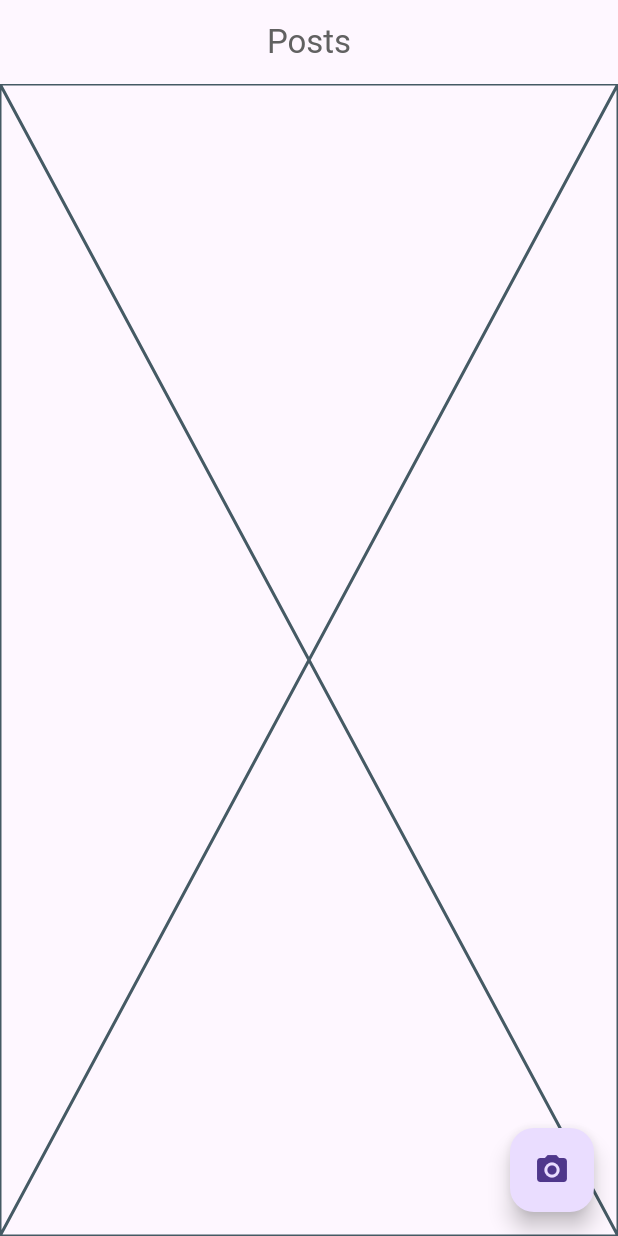
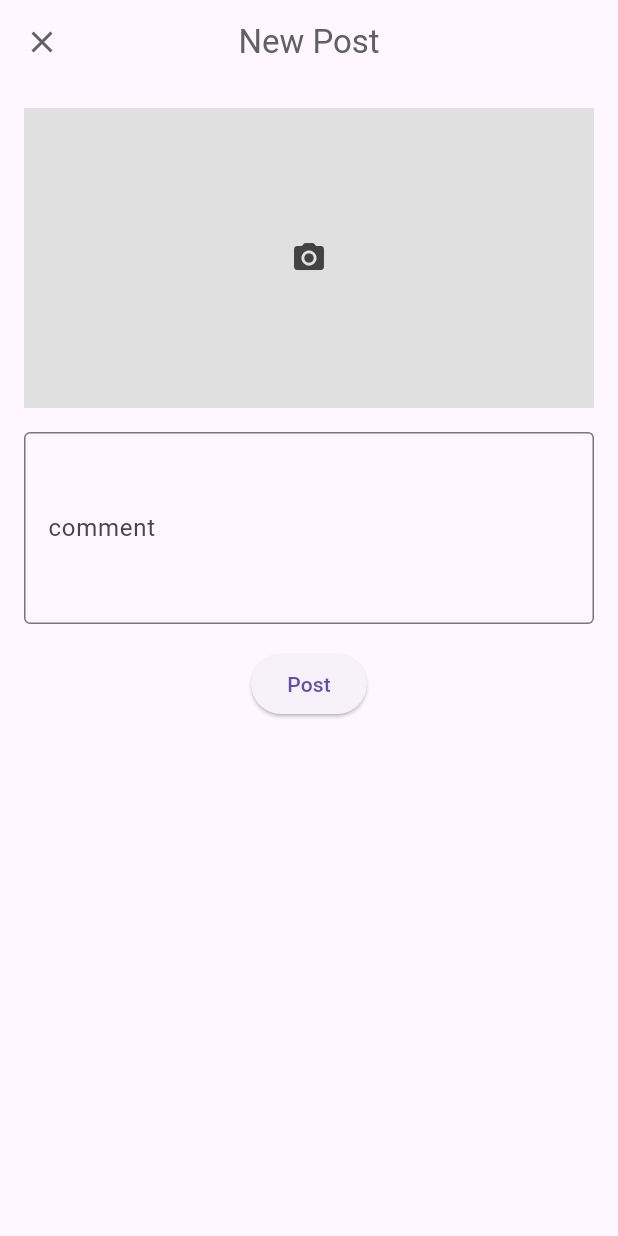
Before and after one commit to nozomi-koborinai/flutter-layered-architecture, a Flutter app: the PostViewPage screen opened directly, after a tap on the "photo camera" icon, on a phone screen of 412 x 824 dp. Run offline on Flutter 3.47's test engine with Material 2 defaults, Android fonts, the phone set to English and light mode, and no system bars; our stand-ins replace flutter_riverpod, freezed_annotation, image_picker.

Commit message:
🚀 feat: 新規投稿画面のデザイン作成

```diff
--- /dev/null
+++ b/lib/presentation/page/post/component/post_button.dart
@@ -0,0 +1,14 @@
+import 'package:flutter/material.dart';
+import 'package:flutter_riverpod/flutter_riverpod.dart';
+
+class PostButton extends ConsumerWidget {
+  const PostButton({super.key});
+
+  @override
+  Widget build(BuildContext context, WidgetRef ref) {
+    return ElevatedButton(
+      onPressed: () {},
+      child: const Text('Post'),
+    );
+  }
+}
--- /dev/null
+++ b/lib/presentation/page/post/component/post_comment_field.dart
@@ -0,0 +1,24 @@
+import 'package:flutter/material.dart';
+import 'package:flutter_riverpod/flutter_riverpod.dart';
+
+/// 投稿コメント入力用のテキストコントローラープロバイダー
+final postCommentControllerProvider =
+    StateProvider.autoDispose<TextEditingController>(
+  (_) => TextEditingController(),
+);
+
+class PostCommentField extends ConsumerWidget {
+  const PostCommentField({super.key});
+
+  @override
+  Widget build(BuildContext context, WidgetRef ref) {
+    return TextField(
+      controller: ref.watch(postCommentControllerProvider),
+      decoration: const InputDecoration(
+        labelText: 'comment',
+        border: OutlineInputBorder(),
+      ),
+      maxLines: 4,
+    );
+  }
+}
--- /dev/null
+++ b/lib/presentation/page/post/component/post_image.dart
@@ -0,0 +1,34 @@
+import 'dart:io';
+
+import 'package:flutter/material.dart';
+import 'package:flutter_riverpod/flutter_riverpod.dart';
+import 'package:image_picker/image_picker.dart';
+
+/// 選択中投稿画像を保持するプロバイダー
+final selectedPostImageProvider = StateProvider.autoDispose<File?>((_) => null);
+
+class PostImage extends ConsumerWidget {
+  const PostImage({super.key});
+
+  @override
+  Widget build(BuildContext context, WidgetRef ref) {
+    final selectedPostImage = ref.watch(selectedPostImageProvider);
+    return GestureDetector(
+      onTap: () async {
+        final picker = ImagePicker();
+        final pickedFile = await picker.pickImage(source: ImageSource.gallery);
+        if (pickedFile == null) return;
+        ref.watch(selectedPostImageProvider.notifier).state =
+            File(pickedFile.path);
+      },
+      child: Container(
+        height: 200,
+        width: double.infinity,
+        color: Colors.grey[300],
+        child: selectedPostImage == null
+            ? Icon(Icons.camera_alt, color: Colors.grey[800])
+            : Image.file(selectedPostImage),
+      ),
+    );
+  }
+}
--- /dev/null
+++ b/lib/presentation/page/post/post_page.dart
@@ -0,0 +1,32 @@
+import 'package:flutter/material.dart';
+import 'package:flutter_reference_app_2/presentation/page/post/component/post_button.dart';
+import 'package:flutter_reference_app_2/presentation/page/post/component/post_comment_field.dart';
+import 'package:flutter_reference_app_2/presentation/page/post/component/post_image.dart';
+import 'package:flutter_riverpod/flutter_riverpod.dart';
+
+class PostPage extends ConsumerWidget {
+  const PostPage({super.key});
+
+  @override
+  Widget build(BuildContext context, WidgetRef ref) {
+    return Scaffold(
+      appBar: AppBar(
+        title: const Text('New Post'),
+      ),
+      body: const SingleChildScrollView(
+        child: Padding(
+          padding: EdgeInsets.all(16.0),
+          child: Column(
+            children: [
+              PostImage(),
+              SizedBox(height: 16),
+              PostCommentField(),
+              SizedBox(height: 16),
+              PostButton(),
+            ],
+          ),
+        ),
+      ),
+    );
+  }
+}
--- a/lib/presentation/page/post/post_view_page.dart
+++ b/lib/presentation/page/post/post_view_page.dart
@@ -1,4 +1,5 @@
 import 'package:flutter/material.dart';
+import 'package:flutter_reference_app_2/presentation/page/post/post_page.dart';
 import 'package:flutter_riverpod/flutter_riverpod.dart';
 
 class PostViewPage extends ConsumerWidget {
@@ -14,7 +15,13 @@ class PostViewPage extends ConsumerWidget {
       body: const Placeholder(),
       floatingActionButton: FloatingActionButton(
         onPressed: () {
-          // Add your onPressed code here!
+          Navigator.push(
+            context,
+            MaterialPageRoute(
+              builder: (context) => const PostPage(),
+              fullscreenDialog: true,
+            ),
+          );
         },
         child: const Icon(Icons.photo_camera),
       ),
--- a/lib/presentation/page/user/component/user_image_edit.dart
+++ b/lib/presentation/page/user/component/user_image_edit.dart
@@ -6,7 +6,7 @@ import 'package:flutter_riverpod/flutter_riverpod.dart';
 import 'package:image_picker/image_picker.dart';
 
 /// 選択中画像を保持するプロバイダー
-final selectedImageProvider = StateProvider<File?>((_) => null);
+final selectedImageProvider = StateProvider.autoDispose<File?>((_) => null);
 
 class UserImageEdit extends ConsumerWidget {
   const UserImageEdit({super.key});
```
